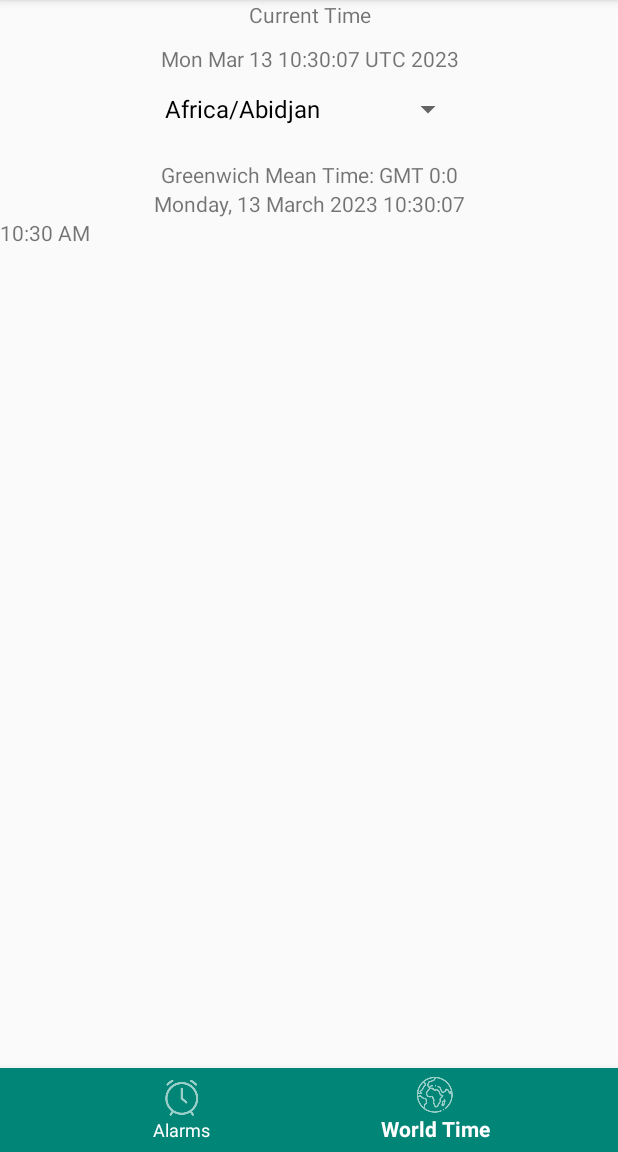
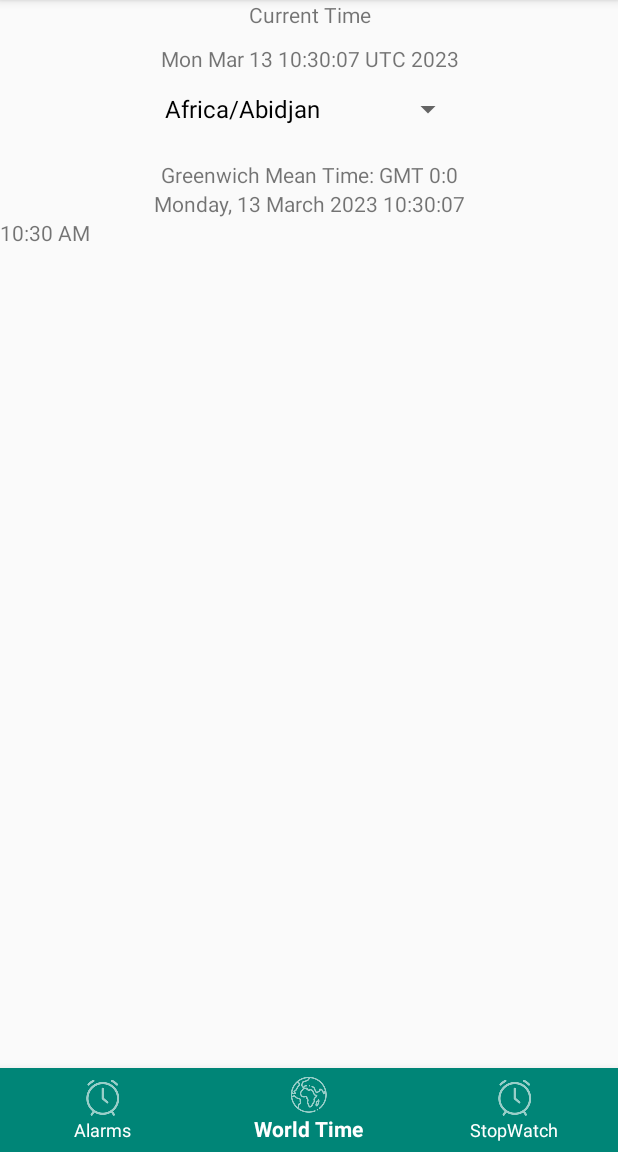
Before and after one commit to dungpv100101/PRM_ClockProject, an Android app: the screen it shows after launch (MainActivity), item 2 of the bottom bar chosen, on a phone screen of 412 x 824 dp, the part 84-1236 px from its top. Run offline under Robolectric (Android 15) with nearby library versions, the phone set to English and light mode, and no system bars; our stand-ins replace ButterKnife, Room's generated code, navigation-ui; plain views replace SearchableSpinner.

Commit message:
update stop watch

```diff
--- a/app/build.gradle
+++ b/app/build.gradle
@@ -2,7 +2,6 @@ apply plugin: 'com.android.application'
 
 android {
     compileSdkVersion 29
-    buildToolsVersion "29.0.2"
     defaultConfig {
         applicationId "com.learntodroid.simplealarmclock"
         minSdkVersion 16
--- a/app/src/main/res/menu/navbar_menu.xml
+++ b/app/src/main/res/menu/navbar_menu.xml
@@ -1,5 +1,6 @@
 <?xml version="1.0" encoding="utf-8"?>
-<menu xmlns:android="http://schemas.android.com/apk/res/android">
+<menu xmlns:app="http://schemas.android.com/apk/res-auto"
+    xmlns:android="http://schemas.android.com/apk/res/android">
 
     <item
         android:id="@+id/alarmsListFragment"
@@ -10,4 +11,8 @@
         android:id="@+id/worldTimeFragment"
         android:icon="@drawable/ic_worldtime"
         android:title="World Time" />
+    <item
+        android:id="@+id/stopWatchFragment2"
+        android:icon="@drawable/ic_alarm"
+        android:title="StopWatch" />
 </menu>
--- a/app/src/main/res/navigation/nav_graph.xml
+++ b/app/src/main/res/navigation/nav_graph.xml
@@ -27,4 +27,9 @@
         android:name="com.learntodroid.simplealarmclock.worldtime.WorldTimeFragment"
         android:label="fragment_world_time"
         tools:layout="@layout/fragment_world_time" />
+    <fragment
+        android:id="@+id/stopWatchFragment2"
+        android:name="com.learntodroid.simplealarmclock.stopwatch.StopWatchFragment"
+        android:label="fragment_stop_watch"
+        tools:layout="@layout/fragment_stop_watch" />
 </navigation>
--- a/build.gradle
+++ b/build.gradle
@@ -7,7 +7,7 @@ buildscript {
 
     }
     dependencies {
-        classpath 'com.android.tools.build:gradle:4.2.2'
+        classpath 'com.android.tools.build:gradle:7.3.1'
 
         // NOTE: Do not place your application dependencies here; they belong
         // in the individual module build.gradle files
```
Also changed, not shown: gradle/wrapper/gradle-wrapper.properties.
